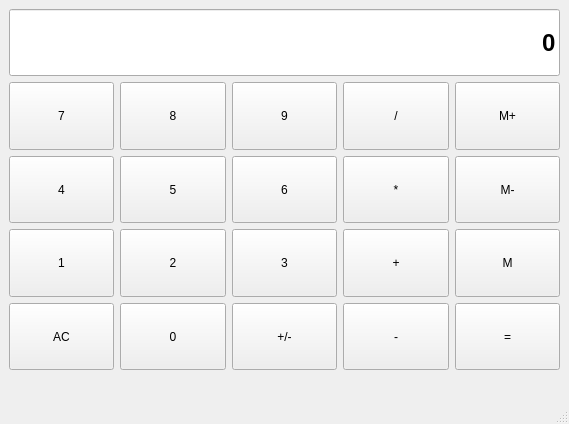
drudquist/Qt_Calculator, file calculator.ui: the form before one commit.
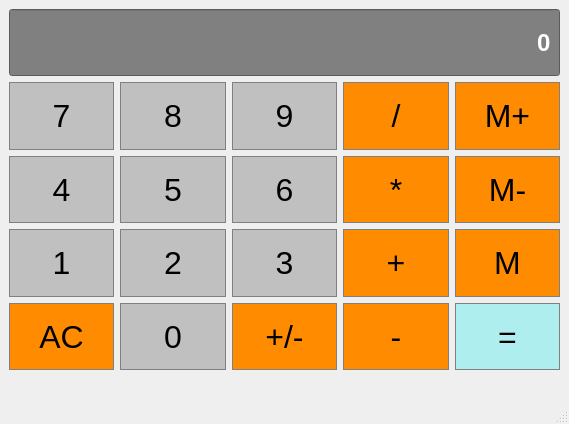
The form after the commit.

Commit message: Changed UI element colors/fonts/size

Patch:
```diff
--- a/calculator.ui
+++ b/calculator.ui
@@ -32,6 +32,29 @@
          <verstretch>0</verstretch>
         </sizepolicy>
        </property>
+       <property name="font">
+        <font>
+         <family>Arial</family>
+         <pointsize>24</pointsize>
+         <weight>50</weight>
+         <bold>false</bold>
+        </font>
+       </property>
+       <property name="styleSheet">
+        <string notr="true">QPushButton {
+	background-color: #C0C0C0;
+	border: 1px solid gray;
+	padding: 5x;
+	color: black;
+}
+
+QPushButton:pressed{
+	background-color: #A9A9A9;
+	border: 1px solid gray;
+	padding: 5x;
+	color: white;
+}</string>
+       </property>
        <property name="text">
         <string>4</string>
        </property>
@@ -45,6 +68,29 @@
          <verstretch>0</verstretch>
         </sizepolicy>
        </property>
+       <property name="font">
+        <font>
+         <family>Arial</family>
+         <pointsize>24</pointsize>
+         <weight>50</weight>
+         <bold>false</bold>
+        </font>
+       </property>
+       <property name="styleSheet">
+        <string notr="true">QPushButton {
+	background-color: #C0C0C0;
+	border: 1px solid gray;
+	padding: 5x;
+	color: black;
+}
+
+QPushButton:pressed{
+	background-color: #A9A9A9;
+	border: 1px solid gray;
+	padding: 5x;
+	color: white;
+}</string>
+       </property>
        <property name="text">
         <string>1</string>
        </property>
@@ -58,6 +104,29 @@
          <verstretch>0</verstretch>
         </sizepolicy>
        </property>
+       <property name="font">
+        <font>
+         <family>Arial</family>
+         <pointsize>24</pointsize>
+         <weight>50</weight>
+         <bold>false</bold>
+        </font>
+       </property>
+       <property name="styleSheet">
+        <string notr="true">QPushButton {
+	background-color: #FF8C00;
+	border: 1px solid gray;
+	padding: 5x;
+	color: black;
+}
+
+QPushButton:pressed{
+	background-color: #A9A9A9;
+	border: 1px solid gray;
+	padding: 5x;
+	color: white;
+}</string>
+       </property>
        <property name="text">
         <string>AC</string>
        </property>
@@ -71,6 +140,29 @@
          <verstretch>0</verstretch>
         </sizepolicy>
        </property>
+       <property name="font">
+        <font>
+         <family>Arial</family>
+         <pointsize>24</pointsize>
+         <weight>50</weight>
+         <bold>false</bold>
+        </font>
+       </property>
+       <property name="styleSheet">
+        <string notr="true">QPushButton {
+	background-color: #C0C0C0;
+	border: 1px solid gray;
+	padding: 5x;
+	color: black;
+}
+
+QPushButton:pressed{
+	background-color: #A9A9A9;
+	border: 1px solid gray;
+	padding: 5x;
+	color: white;
+}</string>
+       </property>
        <property name="text">
         <string>8</string>
        </property>
@@ -84,6 +176,29 @@
          <verstretch>0</verstretch>
         </sizepolicy>
        </property>
+       <property name="font">
+        <font>
+         <family>Arial</family>
+         <pointsize>24</pointsize>
+         <weight>50</weight>
+         <bold>false</bold>
+        </font>
+       </property>
+       <property name="styleSheet">
+        <string notr="true">QPushButton {
+	background-color: #C0C0C0;
+	border: 1px solid gray;
+	padding: 5x;
+	color: black;
+}
+
+QPushButton:pressed{
+	background-color: #A9A9A9;
+	border: 1px solid gray;
+	padding: 5x;
+	color: white;
+}</string>
+       </property>
        <property name="text">
         <string>9</string>
        </property>
@@ -97,6 +212,29 @@
          <verstretch>0</verstretch>
         </sizepolicy>
        </property>
+       <property name="font">
+        <font>
+         <family>Arial</family>
+         <pointsize>24</pointsize>
+         <weight>50</weight>
+         <bold>false</bold>
+        </font>
+       </property>
+       <property name="styleSheet">
+        <string notr="true">QPushButton {
+	background-color: #C0C0C0;
+	border: 1px solid gray;
+	padding: 5x;
+	color: black;
+}
+
+QPushButton:pressed{
+	background-color: #A9A9A9;
+	border: 1px solid gray;
+	padding: 5x;
+	color: white;
+}</string>
+       </property>
        <property name="text">
         <string>7</string>
        </property>
@@ -110,6 +248,29 @@
          <verstretch>0</verstretch>
         </sizepolicy>
        </property>
+       <property name="font">
+        <font>
+         <family>Arial</family>
+         <pointsize>24</pointsize>
+         <weight>50</weight>
+         <bold>false</bold>
+        </font>
+       </property>
+       <property name="styleSheet">
+        <string notr="true">QPushButton {
+	background-color: #FF8C00;
+	border: 1px solid gray;
+	padding: 5x;
+	color: black;
+}
+
+QPushButton:pressed{
+	background-color: #A9A9A9;
+	border: 1px solid gray;
+	padding: 5x;
+	color: white;
+}</string>
+       </property>
        <property name="text">
         <string>/</string>
        </property>
@@ -123,6 +284,29 @@
          <verstretch>0</verstretch>
         </sizepolicy>
        </property>
+       <property name="font">
+        <font>
+         <family>Arial</family>
+         <pointsize>24</pointsize>
+         <weight>50</weight>
+         <bold>false</bold>
+        </font>
+       </property>
+       <property name="styleSheet">
+        <string notr="true">QPushButton {
+	background-color: #FF8C00;
+	border: 1px solid gray;
+	padding: 5x;
+	color: black;
+}
+
+QPushButton:pressed{
+	background-color: #A9A9A9;
+	border: 1px solid gray;
+	padding: 5x;
+	color: white;
+}</string>
+       </property>
        <property name="text">
         <string>M+</string>
        </property>
@@ -136,6 +320,29 @@
          <verstretch>0</verstretch>
         </sizepolicy>
        </property>
+       <property name="font">
+        <font>
+         <family>Arial</family>
+         <pointsize>24</pointsize>
+         <weight>50</weight>
+         <bold>false</bold>
+        </font>
+       </property>
+       <property name="styleSheet">
+        <string notr="true">QPushButton {
+	background-color: #C0C0C0;
+	border: 1px solid gray;
+	padding: 5x;
+	color: black;
+}
+
+QPushButton:pressed{
+	background-color: #A9A9A9;
+	border: 1px solid gray;
+	padding: 5x;
+	color: white;
+}</string>
+       </property>
        <property name="text">
         <string>5</string>
        </property>
@@ -149,6 +356,29 @@
          <verstretch>0</verstretch>
         </sizepolicy>
        </property>
+       <property name="font">
+        <font>
+         <family>Arial</family>
+         <pointsize>24</pointsize>
+         <weight>50</weight>
+         <bold>false</bold>
+        </font>
+       </property>
+       <property name="styleSheet">
+        <string notr="true">QPushButton {
+	background-color: #C0C0C0;
+	border: 1px solid gray;
+	padding: 5x;
+	color: black;
+}
+
+QPushButton:pressed{
+	background-color: #A9A9A9;
+	border: 1px solid gray;
+	padding: 5x;
+	color: white;
+}</string>
+       </property>
        <property name="text">
         <string>2</string>
        </property>
@@ -162,6 +392,29 @@
          <verstretch>0</verstretch>
         </sizepolicy>
        </property>
+       <property name="font">
+        <font>
+         <family>Arial</family>
+         <pointsize>24</pointsize>
+         <weight>50</weight>
+         <bold>false</bold>
+        </font>
+       </property>
+       <property name="styleSheet">
+        <string notr="true">QPushButton {
+	background-color: #C0C0C0;
+	border: 1px solid gray;
+	padding: 5x;
+	color: black;
+}
+
+QPushButton:pressed{
+	background-color: #A9A9A9;
+	border: 1px solid gray;
+	padding: 5x;
+	color: white;
+}</string>
+       </property>
        <property name="text">
         <string>0</string>
        </property>
@@ -175,6 +428,29 @@
          <verstretch>0</verstretch>
         </sizepolicy>
        </property>
+       <property name="font">
+        <font>
+         <family>Arial</family>
+         <pointsize>24</pointsize>
+         <weight>50</weight>
+         <bold>false</bold>
+        </font>
+       </property>
+       <property name="styleSheet">
+        <string notr="true">QPushButton {
+	background-color: #C0C0C0;
+	border: 1px solid gray;
+	padding: 5x;
+	color: black;
+}
+
+QPushButton:pressed{
+	background-color: #A9A9A9;
+	border: 1px solid gray;
+	padding: 5x;
+	color: white;
+}</string>
+       </property>
        <property name="text">
         <string>6</string>
        </property>
@@ -188,6 +464,29 @@
          <verstretch>0</verstretch>
         </sizepolicy>
        </property>
+       <property name="font">
+        <font>
+         <family>Arial</family>
+         <pointsize>24</pointsize>
+         <weight>50</weight>
+         <bold>false</bold>
+        </font>
+       </property>
+       <property name="styleSheet">
+        <string notr="true">QPushButton {
+	background-color: #C0C0C0;
+	border: 1px solid gray;
+	padding: 5x;
+	color: black;
+}
+
+QPushButton:pressed{
+	background-color: #A9A9A9;
+	border: 1px solid gray;
+	padding: 5x;
+	color: white;
+}</string>
+       </property>
        <property name="text">
         <string>3</string>
        </property>
@@ -201,6 +500,29 @@
          <verstretch>0</verstretch>
         </sizepolicy>
        </property>
+       <property name="font">
+        <font>
+         <family>Arial</family>
+         <pointsize>24</pointsize>
+         <weight>50</weight>
+         <bold>false</bold>
+        </font>
+       </property>
+       <property name="styleSheet">
+        <string notr="true">QPushButton {
+	background-color: #FF8C00;
+	border: 1px solid gray;
+	padding: 5x;
+	color: black;
+}
+
+QPushButton:pressed{
+	background-color: #A9A9A9;
+	border: 1px solid gray;
+	padding: 5x;
+	color: white;
+}</string>
+       </property>
        <property name="text">
         <string>+/-</string>
        </property>
@@ -214,6 +536,29 @@
          <verstretch>0</verstretch>
         </sizepolicy>
        </property>
+       <property name="font">
+        <font>
+         <family>Arial</family>
+         <pointsize>24</pointsize>
+         <weight>50</weight>
+         <bold>false</bold>
+        </font>
+       </property>
+       <property name="styleSheet">
+        <string notr="true">QPushButton {
+	background-color: #FF8C00;
+	border: 1px solid gray;
+	padding: 5x;
+	color: black;
+}
+
+QPushButton:pressed{
+	background-color: #A9A9A9;
+	border: 1px solid gray;
+	padding: 5x;
+	color: white;
+}</string>
+       </property>
        <property name="text">
         <string>*</string>
        </property>
@@ -227,6 +572,29 @@
          <verstretch>0</verstretch>
         </sizepolicy>
        </property>
+       <property name="font">
+        <font>
+         <family>Arial</family>
+         <pointsize>24</pointsize>
+         <weight>50</weight>
+         <bold>false</bold>
+        </font>
+       </property>
+       <property name="styleSheet">
+        <string notr="true">QPushButton {
+	background-color: #FF8C00;
+	border: 1px solid gray;
+	padding: 5x;
+	color: black;
+}
+
+QPushButton:pressed{
+	background-color: #A9A9A9;
+	border: 1px solid gray;
+	padding: 5x;
+	color: white;
+}</string>
+       </property>
        <property name="text">
         <string>+</string>
        </property>
@@ -240,6 +608,29 @@
          <verstretch>0</verstretch>
         </sizepolicy>
        </property>
+       <property name="font">
+        <font>
+         <family>Arial</family>
+         <pointsize>24</pointsize>
+         <weight>50</weight>
+         <bold>false</bold>
+        </font>
+       </property>
+       <property name="styleSheet">
+        <string notr="true">QPushButton {
+	background-color: #FF8C00;
+	border: 1px solid gray;
+	padding: 5x;
+	color: black;
+}
+
+QPushButton:pressed{
+	background-color: #A9A9A9;
+	border: 1px solid gray;
+	padding: 5x;
+	color: white;
+}</string>
+       </property>
        <property name="text">
         <string>-</string>
        </property>
@@ -253,6 +644,29 @@
          <verstretch>0</verstretch>
         </sizepolicy>
        </property>
+       <property name="font">
+        <font>
+         <family>Arial</family>
+         <pointsize>24</pointsize>
+         <weight>50</weight>
+         <bold>false</bold>
+        </font>
+       </property>
+       <property name="styleSheet">
+        <string notr="true">QPushButton {
+	background-color: #FF8C00;
+	border: 1px solid gray;
+	padding: 5x;
+	color: black;
+}
+
+QPushButton:pressed{
+	background-color: #A9A9A9;
+	border: 1px solid gray;
+	padding: 5x;
+	color: white;
+}</string>
+       </property>
        <property name="text">
         <string>M-</string>
        </property>
@@ -266,6 +680,29 @@
          <verstretch>0</verstretch>
         </sizepolicy>
        </property>
+       <property name="font">
+        <font>
+         <family>Arial</family>
+         <pointsize>24</pointsize>
+         <weight>50</weight>
+         <bold>false</bold>
+        </font>
+       </property>
+       <property name="styleSheet">
+        <string notr="true">QPushButton {
+	background-color: #FF8C00;
+	border: 1px solid gray;
+	padding: 5x;
+	color: black;
+}
+
+QPushButton:pressed{
+	background-color: #A9A9A9;
+	border: 1px solid gray;
+	padding: 5x;
+	color: white;
+}</string>
+       </property>
        <property name="text">
         <string>M</string>
        </property>
@@ -279,6 +716,29 @@
          <verstretch>0</verstretch>
         </sizepolicy>
        </property>
+       <property name="font">
+        <font>
+         <family>Arial</family>
+         <pointsize>24</pointsize>
+         <weight>50</weight>
+         <bold>false</bold>
+        </font>
+       </property>
+       <property name="styleSheet">
+        <string notr="true">QPushButton {
+	background-color: #AFEEEE;
+	border: 1px solid gray;
+	padding: 5x;
+	color: black;
+}
+
+QPushButton:pressed{
+	background-color: #A9A9A9;
+	border: 1px solid gray;
+	padding: 5x;
+	color: white;
+}</string>
+       </property>
        <property name="text">
         <string>=</string>
        </property>
@@ -300,6 +760,13 @@
          <bold>true</bold>
         </font>
        </property>
+       <property name="styleSheet">
+        <string notr="true">QLineEdit {
+	background-color: gray;
+	padding: 5px;
+	color: white;
+}</string>
+       </property>
        <property name="text">
         <string>0</string>
        </property>
```
